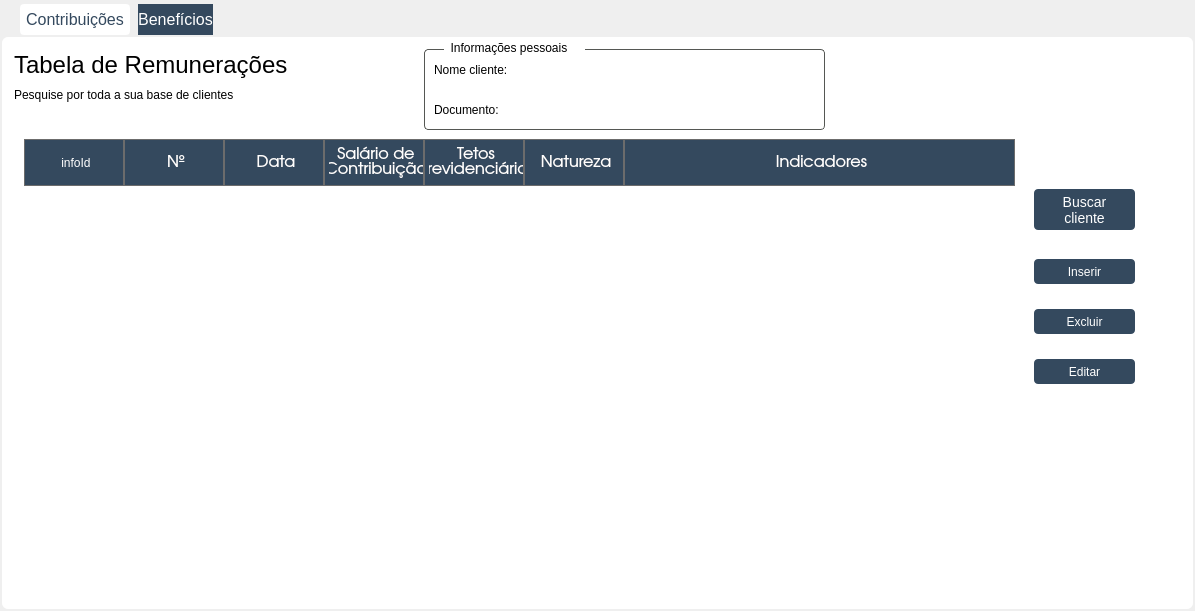
Old version of the form Telas/UI/tabCalculos.ui in the repository newprev/PrevCliente.
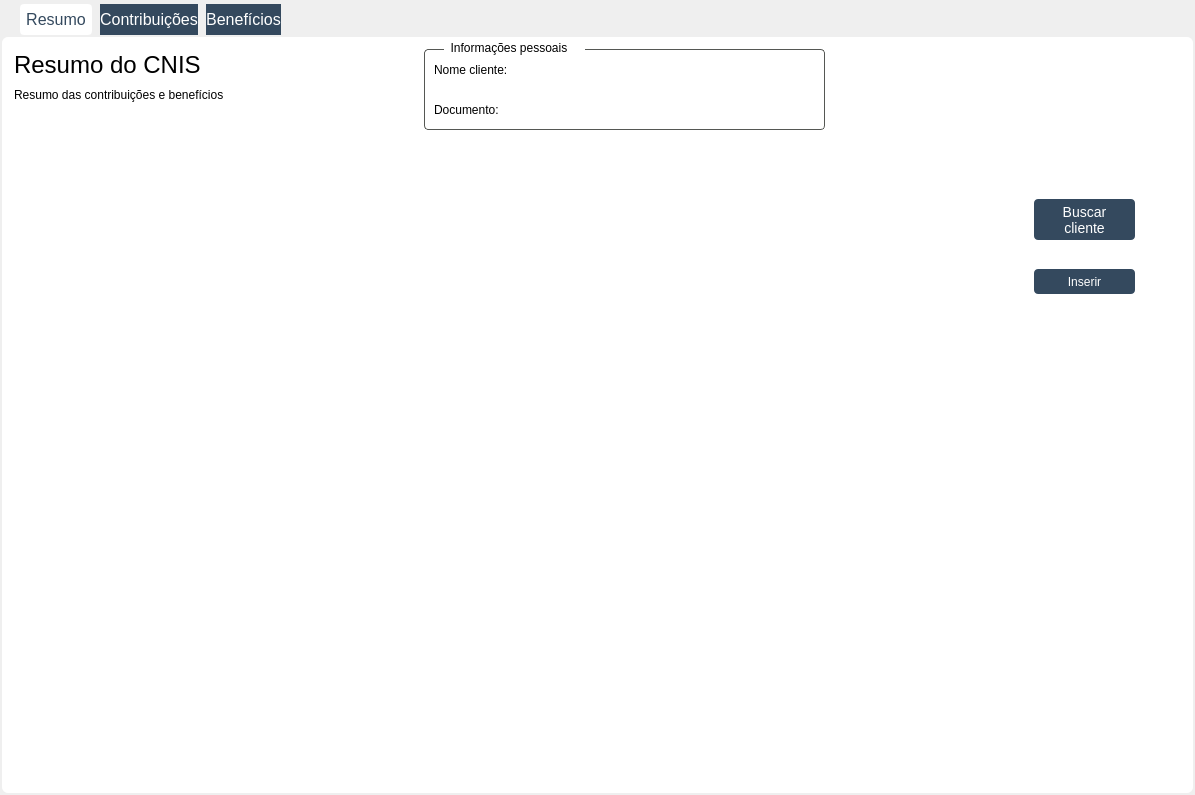
New version of the form. Icons and pictures are not drawn.

```diff
--- a/Telas/UI/tabCalculos.ui
+++ b/Telas/UI/tabCalculos.ui
@@ -7,7 +7,7 @@
     <x>0</x>
     <y>0</y>
     <width>1195</width>
-    <height>611</height>
+    <height>795</height>
    </rect>
   </property>
   <property name="minimumSize">
@@ -23,7 +23,8 @@
    <string notr="true">#tabContribuicoes,
 #tabMain, 
 #tabCalculos,
-#tabBeneficios {
+#tabBeneficios,
+#tabResumo {
 	border-radius: 8px;
 	background-color: white;
 	padding: 4px;
@@ -108,6 +109,280 @@
        <height>16</height>
       </size>
      </property>
+     <widget class="QWidget" name="tabResumo">
+      <property name="styleSheet">
+       <string notr="true">/*-------------------------------- Labels -----------------------------------------*/
+#lbTituloClientesResumo {
+	font-family: &quot;TeX Gyre Adventor&quot;;
+	font-size: 24px;
+}
+
+#lbInfoClientesResumo {
+	font-family: &quot;TeX Gyre Adventor&quot;;
+	font-size: 12px;	
+}
+
+#lbTituloFiltroResumo {
+	font-family: &quot;TeX Gyre Adventor&quot;;
+	font-size: 16px;
+}
+
+#lbBuscaNomeResumo, #lbBuscaEmailResumo, 
+#lbBuscaTelefoneResumo, #lbBuscaTpProcessoResumo,
+#lbBuscaRgcpfResumo {
+	font-family: &quot;TeX Gyre Adventor&quot;;
+	font-size: 12px;
+}
+
+#lbInfoCabecalhoResumo, #lbInfoDibDerResumo, 
+#lbInfoNomeResumo, #lbInfoDocumentoResumo {
+	font-family: &quot;TeX Gyre Adventor&quot;;
+	font-size: 12px;
+	background-color: white;
+}
+
+#lbDibDerResumo, 
+#lbNomeResumo, #lbDocumentoResumo {
+	font-family: &quot;TeX Gyre Adventor&quot;;
+	font-size: 14px;
+	background-color: white;
+	font-weight: bold;
+}
+
+/*-------------------------------- Frames -----------------------------------------*/
+#frInfoCabecalhoResumo {
+	border-radius: 4px;
+	border: 1px solid rgb(85, 87, 83);
+
+	background-color: white;
+}
+
+/*-------------------------------- Push Buttons --------------------------------*/
+
+#pbBuscarClienteResumo {
+	font-family: &quot;TeX Gyre Adventor&quot;;
+	font-size: 14px;
+	color: white;
+
+	border-radius: 4px;
+	background-color: rgb(52, 73, 94);
+}
+
+#pbBuscarClienteResumo:hover {
+	font-family: &quot;TeX Gyre Adventor&quot;;
+	font-size: 14px;
+	color: white;
+
+	border-radius: 4px;
+	border: 1px solid;
+	background-color: rgb(72, 93, 114);
+}
+
+#pbInserirResumo, #pbEditarResumo, #pbExcluirResumo {
+	font-family: &quot;TeX Gyre Adventor&quot;;
+	font-size: 12px;
+	color: white;
+
+	border-radius: 4px;
+	background-color: rgb(52, 73, 94);
+}
+
+#pbInserirResumo:hover, #pbEditarResumo:hover, 
+#pbExcluirResumo:hover {
+	font-family: &quot;TeX Gyre Adventor&quot;;
+	font-size: 12px;
+	color: white;
+
+	border-radius: 4px;
+	border: 1px solid;
+	background-color: rgb(72, 93, 114);
+}
+
+/*-------------------------------- Scroll Area --------------------------------*/
+#scaResumos {
+	background-color: white;
+}
+</string>
+      </property>
+      <attribute name="title">
+       <string>Resumo</string>
+      </attribute>
+      <widget class="QFrame" name="frInfoCabecalhoResumo">
+       <property name="geometry">
+        <rect>
+         <x>420</x>
+         <y>10</y>
+         <width>401</width>
+         <height>81</height>
+        </rect>
+       </property>
+       <property name="frameShape">
+        <enum>QFrame::StyledPanel</enum>
+       </property>
+       <property name="frameShadow">
+        <enum>QFrame::Raised</enum>
+       </property>
+       <widget class="QLabel" name="lbInfoNomeResumo">
+        <property name="geometry">
+         <rect>
+          <x>10</x>
+          <y>10</y>
+          <width>81</width>
+          <height>21</height>
+         </rect>
+        </property>
+        <property name="text">
+         <string>Nome cliente:</string>
+        </property>
+       </widget>
+       <widget class="QLabel" name="lbInfoDocumentoResumo">
+        <property name="geometry">
+         <rect>
+          <x>10</x>
+          <y>50</y>
+          <width>81</width>
+          <height>21</height>
+         </rect>
+        </property>
+        <property name="text">
+         <string>Documento:</string>
+        </property>
+       </widget>
+       <widget class="QLabel" name="lbNomeResumo">
+        <property name="geometry">
+         <rect>
+          <x>100</x>
+          <y>10</y>
+          <width>221</width>
+          <height>21</height>
+         </rect>
+        </property>
+        <property name="text">
+         <string/>
+        </property>
+       </widget>
+       <widget class="QLabel" name="lbDocumentoResumo">
+        <property name="geometry">
+         <rect>
+          <x>100</x>
+          <y>50</y>
+          <width>191</width>
+          <height>21</height>
+         </rect>
+        </property>
+        <property name="text">
+         <string/>
+        </property>
+       </widget>
+      </widget>
+      <widget class="QLabel" name="lbTituloClientesResumo">
+       <property name="geometry">
+        <rect>
+         <x>10</x>
+         <y>10</y>
+         <width>361</width>
+         <height>31</height>
+        </rect>
+       </property>
+       <property name="text">
+        <string>Resumo do CNIS</string>
+       </property>
+      </widget>
+      <widget class="QPushButton" name="pbBuscarClienteResumo">
+       <property name="geometry">
+        <rect>
+         <x>1030</x>
+         <y>160</y>
+         <width>101</width>
+         <height>41</height>
+        </rect>
+       </property>
+       <property name="text">
+        <string>Buscar 
+cliente</string>
+       </property>
+      </widget>
+      <widget class="QPushButton" name="pbInserirResumo">
+       <property name="geometry">
+        <rect>
+         <x>1030</x>
+         <y>230</y>
+         <width>101</width>
+         <height>25</height>
+        </rect>
+       </property>
+       <property name="text">
+        <string>Inserir</string>
+       </property>
+      </widget>
+      <widget class="QLabel" name="lbInfoCabecalhoResumo">
+       <property name="geometry">
+        <rect>
+         <x>440</x>
+         <y>0</y>
+         <width>141</width>
+         <height>17</height>
+        </rect>
+       </property>
+       <property name="text">
+        <string>  Informações pessoais</string>
+       </property>
+      </widget>
+      <widget class="QLabel" name="lbInfoClientesResumo">
+       <property name="geometry">
+        <rect>
+         <x>10</x>
+         <y>40</y>
+         <width>371</width>
+         <height>31</height>
+        </rect>
+       </property>
+       <property name="text">
+        <string>Resumo das contribuições e benefícios</string>
+       </property>
+      </widget>
+      <widget class="QScrollArea" name="scrollArea">
+       <property name="geometry">
+        <rect>
+         <x>10</x>
+         <y>110</y>
+         <width>991</width>
+         <height>400</height>
+        </rect>
+       </property>
+       <property name="sizePolicy">
+        <sizepolicy hsizetype="Preferred" vsizetype="Preferred">
+         <horstretch>0</horstretch>
+         <verstretch>0</verstretch>
+        </sizepolicy>
+       </property>
+       <property name="minimumSize">
+        <size>
+         <width>800</width>
+         <height>400</height>
+        </size>
+       </property>
+       <property name="frameShape">
+        <enum>QFrame::NoFrame</enum>
+       </property>
+       <property name="widgetResizable">
+        <bool>true</bool>
+       </property>
+       <property name="alignment">
+        <set>Qt::AlignLeading|Qt::AlignLeft|Qt::AlignTop</set>
+       </property>
+       <widget class="QWidget" name="scaResumos">
+        <property name="geometry">
+         <rect>
+          <x>0</x>
+          <y>0</y>
+          <width>991</width>
+          <height>400</height>
+         </rect>
+        </property>
+       </widget>
+      </widget>
+     </widget>
      <widget class="QWidget" name="tabContribuicoes">
       <property name="styleSheet">
        <string notr="true">/*-------------------------------- Labels -----------------------------------------*/
@@ -182,17 +457,6 @@
 }
 
 /*-------------------------------- Push Buttons --------------------------------*/
-#pbArrowNome, 
-#pbArrowEmail, 
-#pbArrowTelefone,
-#pbArrowTpProcesso,
-#pbArrowRgcpf {
-	background-image: url(:/arrowDown/arrowDown.png);
-	background-repeat: no-repeat;
-	background-position: center;
-
-	background-color: transparent;
-}
 
 #pbBuscarCliente {
 	font-family: &quot;TeX Gyre Adventor&quot;;
```
